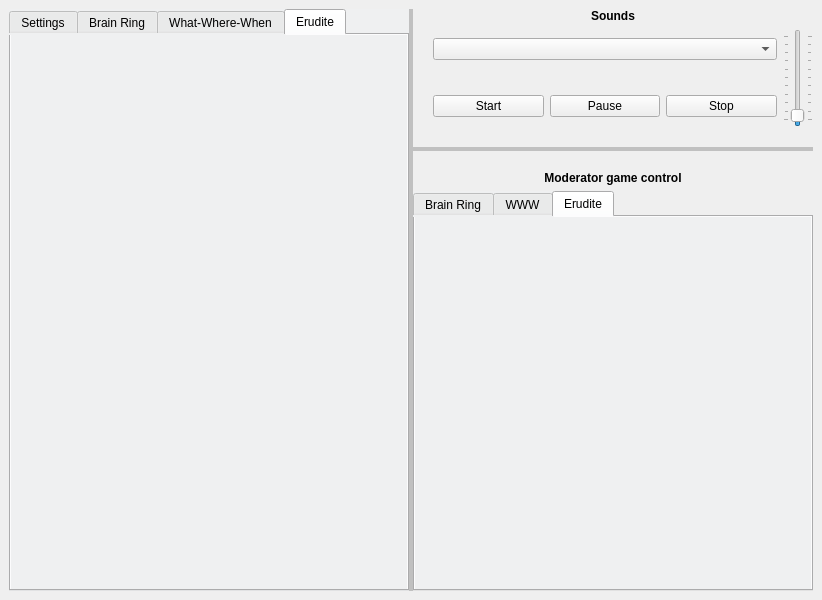
Old version of the form ui/autogenerated/bs_qt6.ui in the repository wake-lift/brain_system_desktop_app.
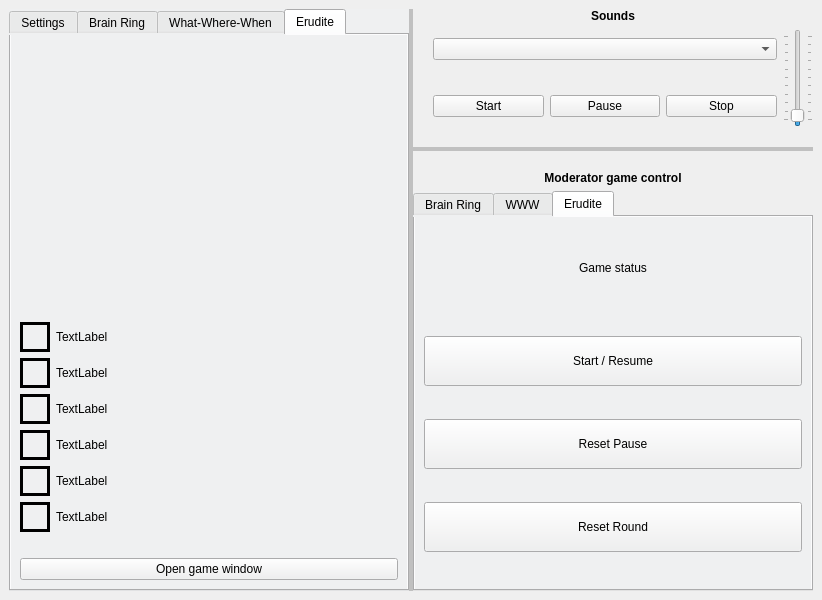
New version of the form. The open tabs and pages were chosen to show the change.

Commit message: Add erudite widgets and buttons to main window ui

Patch:
```diff
--- a/ui/autogenerated/bs_qt6.ui
+++ b/ui/autogenerated/bs_qt6.ui
@@ -14,7 +14,7 @@
    <string>Brain System Main Window</string>
   </property>
   <widget class="QWidget" name="centralwidget">
-   <layout class="QHBoxLayout" name="horizontalLayout">
+   <layout class="QVBoxLayout" name="verticalLayout_13">
     <item>
      <widget class="QSplitter" name="main_window_vertical_splitter">
       <property name="styleSheet">
@@ -741,6 +741,253 @@
            <attribute name="title">
             <string>Erudite</string>
            </attribute>
+           <layout class="QVBoxLayout" name="verticalLayout_12">
+            <item>
+             <widget class="QWidget" name="main_window_erudite_blocked_players_indicator_widget" native="true">
+              <property name="sizePolicy">
+               <sizepolicy hsizetype="Preferred" vsizetype="Preferred">
+                <horstretch>0</horstretch>
+                <verstretch>10</verstretch>
+               </sizepolicy>
+              </property>
+             </widget>
+            </item>
+            <item>
+             <widget class="QWidget" name="main_window_erudite_info_timer_widget" native="true">
+              <property name="sizePolicy">
+               <sizepolicy hsizetype="Preferred" vsizetype="Preferred">
+                <horstretch>0</horstretch>
+                <verstretch>50</verstretch>
+               </sizepolicy>
+              </property>
+             </widget>
+            </item>
+            <item>
+             <layout class="QFormLayout" name="formLayout_3">
+              <item row="0" column="1">
+               <widget class="QLabel" name="main_window_erudite_info_label_01">
+                <property name="text">
+                 <string>TextLabel</string>
+                </property>
+               </widget>
+              </item>
+              <item row="0" column="0">
+               <widget class="QFrame" name="main_window_erudite_color_box_01">
+                <property name="sizePolicy">
+                 <sizepolicy hsizetype="Minimum" vsizetype="Minimum">
+                  <horstretch>0</horstretch>
+                  <verstretch>0</verstretch>
+                 </sizepolicy>
+                </property>
+                <property name="minimumSize">
+                 <size>
+                  <width>30</width>
+                  <height>30</height>
+                 </size>
+                </property>
+                <property name="frameShape">
+                 <enum>QFrame::Box</enum>
+                </property>
+                <property name="frameShadow">
+                 <enum>QFrame::Plain</enum>
+                </property>
+                <property name="lineWidth">
+                 <number>3</number>
+                </property>
+               </widget>
+              </item>
+              <item row="1" column="0">
+               <widget class="QFrame" name="main_window_erudite_color_box_02">
+                <property name="sizePolicy">
+                 <sizepolicy hsizetype="Minimum" vsizetype="Minimum">
+                  <horstretch>0</horstretch>
+                  <verstretch>0</verstretch>
+                 </sizepolicy>
+                </property>
+                <property name="minimumSize">
+                 <size>
+                  <width>30</width>
+                  <height>30</height>
+                 </size>
+                </property>
+                <property name="frameShape">
+                 <enum>QFrame::Box</enum>
+                </property>
+                <property name="frameShadow">
+                 <enum>QFrame::Plain</enum>
+                </property>
+                <property name="lineWidth">
+                 <number>3</number>
+                </property>
+               </widget>
+              </item>
+              <item row="1" column="1">
+               <widget class="QLabel" name="main_window_erudite_info_label_02">
+                <property name="text">
+                 <string>TextLabel</string>
+                </property>
+               </widget>
+              </item>
+              <item row="2" column="0">
+               <widget class="QFrame" name="main_window_erudite_color_box_03">
+                <property name="sizePolicy">
+                 <sizepolicy hsizetype="Minimum" vsizetype="Minimum">
+                  <horstretch>0</horstretch>
+                  <verstretch>0</verstretch>
+                 </sizepolicy>
+                </property>
+                <property name="minimumSize">
+                 <size>
+                  <width>30</width>
+                  <height>30</height>
+                 </size>
+                </property>
+                <property name="frameShape">
+                 <enum>QFrame::Box</enum>
+                </property>
+                <property name="frameShadow">
+                 <enum>QFrame::Plain</enum>
+                </property>
+                <property name="lineWidth">
+                 <number>3</number>
+                </property>
+               </widget>
+              </item>
+              <item row="2" column="1">
+               <widget class="QLabel" name="main_window_erudite_info_label_03">
+                <property name="text">
+                 <string>TextLabel</string>
+                </property>
+               </widget>
+              </item>
+              <item row="5" column="0">
+               <widget class="QFrame" name="main_window_erudite_color_box_06">
+                <property name="sizePolicy">
+                 <sizepolicy hsizetype="Minimum" vsizetype="Minimum">
+                  <horstretch>0</horstretch>
+                  <verstretch>0</verstretch>
+                 </sizepolicy>
+                </property>
+                <property name="minimumSize">
+                 <size>
+                  <width>30</width>
+                  <height>30</height>
+                 </size>
+                </property>
+                <property name="frameShape">
+                 <enum>QFrame::Box</enum>
+                </property>
+                <property name="frameShadow">
+                 <enum>QFrame::Plain</enum>
+                </property>
+                <property name="lineWidth">
+                 <number>3</number>
+                </property>
+               </widget>
+              </item>
+              <item row="5" column="1">
+               <widget class="QLabel" name="main_window_erudite_info_label_06">
+                <property name="text">
+                 <string>TextLabel</string>
+                </property>
+               </widget>
+              </item>
+              <item row="4" column="0">
+               <widget class="QFrame" name="main_window_erudite_color_box_05">
+                <property name="sizePolicy">
+                 <sizepolicy hsizetype="Minimum" vsizetype="Minimum">
+                  <horstretch>0</horstretch>
+                  <verstretch>0</verstretch>
+                 </sizepolicy>
+                </property>
+                <property name="minimumSize">
+                 <size>
+                  <width>30</width>
+                  <height>30</height>
+                 </size>
+                </property>
+                <property name="frameShape">
+                 <enum>QFrame::Box</enum>
+                </property>
+                <property name="frameShadow">
+                 <enum>QFrame::Plain</enum>
+                </property>
+                <property name="lineWidth">
+                 <number>3</number>
+                </property>
+               </widget>
+              </item>
+              <item row="4" column="1">
+               <widget class="QLabel" name="main_window_erudite_info_label_05">
+                <property name="text">
+                 <string>TextLabel</string>
+                </property>
+               </widget>
+              </item>
+              <item row="3" column="0">
+               <widget class="QFrame" name="main_window_erudite_color_box_04">
+                <property name="sizePolicy">
+                 <sizepolicy hsizetype="Minimum" vsizetype="Minimum">
+                  <horstretch>0</horstretch>
+                  <verstretch>0</verstretch>
+                 </sizepolicy>
+                </property>
+                <property name="minimumSize">
+                 <size>
+                  <width>30</width>
+                  <height>30</height>
+                 </size>
+                </property>
+                <property name="frameShape">
+                 <enum>QFrame::Box</enum>
+                </property>
+                <property name="frameShadow">
+                 <enum>QFrame::Plain</enum>
+                </property>
+                <property name="lineWidth">
+                 <number>3</number>
+                </property>
+               </widget>
+              </item>
+              <item row="3" column="1">
+               <widget class="QLabel" name="main_window_erudite_info_label_04">
+                <property name="text">
+                 <string>TextLabel</string>
+                </property>
+               </widget>
+              </item>
+             </layout>
+            </item>
+            <item>
+             <spacer name="erudite_tab_horizontal_spacer">
+              <property name="orientation">
+               <enum>Qt::Horizontal</enum>
+              </property>
+              <property name="sizeType">
+               <enum>QSizePolicy::Minimum</enum>
+              </property>
+              <property name="sizeHint" stdset="0">
+               <size>
+                <width>40</width>
+                <height>20</height>
+               </size>
+              </property>
+             </spacer>
+            </item>
+            <item>
+             <widget class="QPushButton" name="open_erudite_window_button">
+              <property name="sizePolicy">
+               <sizepolicy hsizetype="Minimum" vsizetype="Fixed">
+                <horstretch>0</horstretch>
+                <verstretch>0</verstretch>
+               </sizepolicy>
+              </property>
+              <property name="text">
+               <string>Open game window</string>
+              </property>
+             </widget>
+            </item>
+           </layout>
           </widget>
          </widget>
         </item>
@@ -945,7 +1192,7 @@
               <property name="minimumSize">
                <size>
                 <width>0</width>
-                <height>350</height>
+                <height>15</height>
                </size>
               </property>
               <property name="font">
@@ -1194,6 +1441,86 @@
                <attribute name="title">
                 <string>Erudite</string>
                </attribute>
+               <layout class="QHBoxLayout" name="horizontalLayout">
+                <item>
+                 <layout class="QVBoxLayout" name="verticalLayout_14">
+                  <item>
+                   <widget class="QLabel" name="moderator_erudite_game_status_label">
+                    <property name="sizePolicy">
+                     <sizepolicy hsizetype="Preferred" vsizetype="Minimum">
+                      <horstretch>0</horstretch>
+                      <verstretch>0</verstretch>
+                     </sizepolicy>
+                    </property>
+                    <property name="maximumSize">
+                     <size>
+                      <width>16777215</width>
+                      <height>30</height>
+                     </size>
+                    </property>
+                    <property name="text">
+                     <string>Game status</string>
+                    </property>
+                    <property name="alignment">
+                     <set>Qt::AlignCenter</set>
+                    </property>
+                   </widget>
+                  </item>
+                  <item>
+                   <spacer name="horizontalSpacer_7">
+                    <property name="orientation">
+                     <enum>Qt::Horizontal</enum>
+                    </property>
+                    <property name="sizeHint" stdset="0">
+                     <size>
+                      <width>40</width>
+                      <height>20</height>
+                     </size>
+                    </property>
+                   </spacer>
+                  </item>
+                  <item>
+                   <widget class="QPushButton" name="erudite_moderator_start_resume_push_button">
+                    <property name="minimumSize">
+                     <size>
+                      <width>200</width>
+                      <height>50</height>
+                     </size>
+                    </property>
+                    <property name="text">
+                     <string>Start / Resume</string>
+                    </property>
+                   </widget>
+                  </item>
+                  <item>
+                   <widget class="QPushButton" name="erudite_moderator_reset_pause_push_button">
+                    <property name="minimumSize">
+                     <size>
+                      <width>200</width>
+                      <height>50</height>
+                     </size>
+                    </property>
+                    <property name="text">
+                     <string>Reset Pause</string>
+                    </property>
+                   </widget>
+                  </item>
+                  <item>
+                   <widget class="QPushButton" name="erudite_moderator_reset_round_push_button">
+                    <property name="minimumSize">
+                     <size>
+                      <width>200</width>
+                      <height>50</height>
+                     </size>
+                    </property>
+                    <property name="text">
+                     <string>Reset Round</string>
+                    </property>
+                   </widget>
+                  </item>
+                 </layout>
+                </item>
+               </layout>
               </widget>
              </widget>
             </item>
```
Left out of the diff: 6 changed lines with no effect on the pictures. The commit also changes 4 other files.
